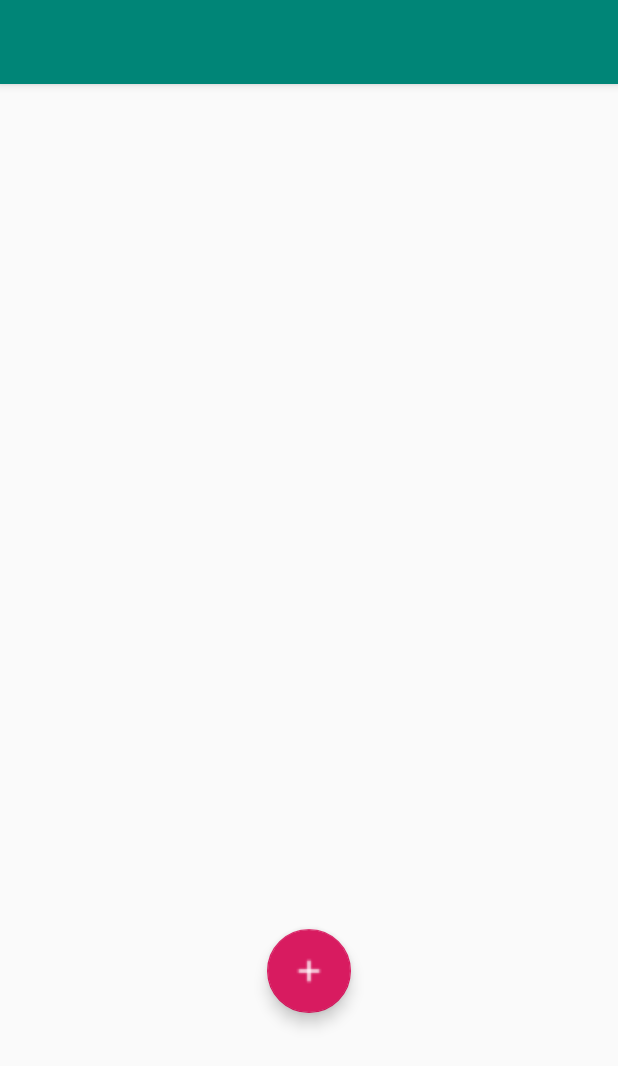
After one commit to jtartsi/voizy-android, an Android app: the fragment AudioRecordingFragment placed in its activity, on a phone screen of 412 x 824 dp. The commit adds this screen. Shown: the top 1066 px of the screen. Run offline under Robolectric (Android 15) with nearby library versions, the phone set to English and light mode, and no system bars.

Commit message:
AudioRecordingFragment

```diff
--- a/app/src/main/AndroidManifest.xml
+++ b/app/src/main/AndroidManifest.xml
@@ -1,6 +1,8 @@
 <?xml version="1.0" encoding="utf-8"?>
 <manifest xmlns:android="http://schemas.android.com/apk/res/android"
           package="com.voizee.android">
+
+    <uses-permission android:name="android.permission.RECORD_AUDIO" />
 
     <application
             android:allowBackup="true"
@@ -9,6 +11,7 @@
             android:roundIcon="@mipmap/ic_launcher_round"
             android:supportsRtl="true"
             android:theme="@style/AppTheme">
+
         <activity
                 android:name=".MainActivity"
                 android:label="@string/app_name"
--- a/app/src/main/java/com/voizee/android/MainActivity.kt
+++ b/app/src/main/java/com/voizee/android/MainActivity.kt
@@ -1,24 +1,23 @@
 package com.voizee.android
 
+import android.content.Context
 import android.os.Bundle
-import com.google.android.material.snackbar.Snackbar
-import androidx.appcompat.app.AppCompatActivity;
+import android.util.AttributeSet
 import android.view.Menu
 import android.view.MenuItem
+import android.view.View
+import androidx.fragment.app.FragmentActivity
+import com.voizee.android.ui.MainFragment
 
-import kotlinx.android.synthetic.main.activity_main.*
-
-class MainActivity : AppCompatActivity() {
+class MainActivity : FragmentActivity() {
 
     override fun onCreate(savedInstanceState: Bundle?) {
         super.onCreate(savedInstanceState)
         setContentView(R.layout.activity_main)
-        setSupportActionBar(toolbar)
 
-        fab.setOnClickListener { view ->
-            Snackbar.make(view, "Replace with your own action", Snackbar.LENGTH_LONG)
-                .setAction("Action", null).show()
-        }
+        supportFragmentManager.beginTransaction()
+            .add(R.id.fragment_container, MainFragment())
+            .commit()
     }
 
     override fun onCreateOptionsMenu(menu: Menu): Boolean {
@@ -36,4 +35,8 @@ class MainActivity : AppCompatActivity() {
             else -> super.onOptionsItemSelected(item)
         }
     }
+
+    override fun onCreateView(parent: View?, name: String?, context: Context?, attrs: AttributeSet?): View {
+        return super.onCreateView(parent, name, context, attrs)
+    }
 }
--- /dev/null
+++ b/app/src/main/java/com/voizee/android/ui/AudioRecordingFragment.kt
@@ -0,0 +1,78 @@
+package com.voizee.android.ui
+
+import android.Manifest
+import android.content.pm.PackageManager
+import android.os.Bundle
+import android.view.LayoutInflater
+import android.view.MotionEvent
+import android.view.View
+import android.view.ViewGroup
+import androidx.core.app.ActivityCompat
+import androidx.fragment.app.Fragment
+import androidx.fragment.app.FragmentManager
+import com.voizee.android.R
+import kotlinx.android.synthetic.main.audio_recording_fragment.*
+
+class AudioRecordingFragment: Fragment() {
+
+    companion object {
+        private const val REQUEST_RECORD_AUDIO_PERMISSION = 100
+        public val TAG = "AudioRecordingFragment"
+    }
+
+    override fun onCreate(savedInstanceState: Bundle?) {
+        super.onCreate(savedInstanceState)
+
+        ActivityCompat.requestPermissions(
+            activity!!,
+            arrayOf(Manifest.permission.RECORD_AUDIO),
+            REQUEST_RECORD_AUDIO_PERMISSION)
+    }
+
+    override fun onRequestPermissionsResult(requestCode: Int, permissions: Array<out String>, grantResults: IntArray) {
+        super.onRequestPermissionsResult(requestCode, permissions, grantResults)
+        if (requestCode == REQUEST_RECORD_AUDIO_PERMISSION &&
+            grantResults[0] != PackageManager.PERMISSION_GRANTED) {
+            fragmentManager!!.popBackStack(TAG, FragmentManager.POP_BACK_STACK_INCLUSIVE)
+        }
+    }
+
+    override fun onCreateView(inflater: LayoutInflater, container: ViewGroup?, savedInstanceState: Bundle?): View? {
+        return inflater.inflate(R.layout.audio_recording_fragment, container, false)
+    }
+
+    override fun onViewCreated(view: View, savedInstanceState: Bundle?) {
+        super.onViewCreated(view, savedInstanceState)
+        record_button.setOnTouchListener { view, event ->
+            when (event.action) {
+                MotionEvent.ACTION_BUTTON_PRESS -> {
+                    // Start recording
+                    true
+                }
+                MotionEvent.ACTION_BUTTON_RELEASE -> {
+                    // Stop recording
+                    true
+                }
+                else -> {
+                    false
+                }
+            }
+        }
+    }
+
+    override fun onStart() {
+        super.onStart()
+    }
+
+    override fun onStop() {
+        super.onStop()
+    }
+
+    private fun startRecording() {
+
+    }
+
+    private fun stopRecording() {
+
+    }
+}
--- /dev/null
+++ b/app/src/main/java/com/voizee/android/ui/MainFragment.kt
@@ -0,0 +1,33 @@
+package com.voizee.android.ui
+
+import android.os.Bundle
+import android.view.LayoutInflater
+import android.view.View
+import android.view.ViewGroup
+import androidx.fragment.app.Fragment
+import com.voizee.android.R
+import kotlinx.android.synthetic.main.main_fragment.*
+
+class MainFragment: Fragment() {
+
+
+    override fun onCreate(savedInstanceState: Bundle?) {
+        super.onCreate(savedInstanceState)
+    }
+
+    override fun onCreateView(inflater: LayoutInflater, container: ViewGroup?, savedInstanceState: Bundle?): View? {
+        return inflater.inflate(R.layout.main_fragment, container, false)
+    }
+
+    override fun onViewCreated(view: View, savedInstanceState: Bundle?) {
+        super.onViewCreated(view, savedInstanceState)
+
+        button_new.setOnClickListener {
+            fragmentManager!!.beginTransaction()
+                .replace(R.id.fragment_container, AudioRecordingFragment(), AudioRecordingFragment.TAG)
+                .addToBackStack(AudioRecordingFragment.TAG)
+                .commit()
+        }
+    }
+
+}
--- a/app/src/main/res/layout/activity_main.xml
+++ b/app/src/main/res/layout/activity_main.xml
@@ -21,14 +21,11 @@
 
     </com.google.android.material.appbar.AppBarLayout>
 
-    <include layout="@layout/content_main"/>
+    <FrameLayout
+            android:id="@+id/fragment_container"
+            android:layout_width="match_parent"
+            android:layout_height="match_parent"/>
 
-    <com.google.android.material.floatingactionbutton.FloatingActionButton
-            android:id="@+id/fab"
-            android:layout_width="wrap_content"
-            android:layout_height="wrap_content"
-            android:layout_gravity="bottom|end"
-            android:layout_margin="@dimen/fab_margin"
-            app:srcCompat="@drawable/baseline_add_white_18dp"/>
+
 
 </androidx.coordinatorlayout.widget.CoordinatorLayout>
--- /dev/null
+++ b/app/src/main/res/layout/audio_recording_fragment.xml
@@ -0,0 +1,26 @@
+<?xml version="1.0" encoding="utf-8"?>
+<androidx.constraintlayout.widget.ConstraintLayout
+        xmlns:android="http://schemas.android.com/apk/res/android"
+        xmlns:app="http://schemas.android.com/apk/res-auto"
+        android:orientation="vertical"
+        android:layout_width="match_parent"
+        android:layout_height="match_parent">
+
+    <com.google.android.material.floatingactionbutton.FloatingActionButton
+            android:id="@+id/record_button"
+            android:layout_width="wrap_content"
+            android:layout_height="wrap_content"
+            android:layout_gravity="bottom|end"
+            android:layout_margin="@dimen/fab_margin"
+            app:srcCompat="@drawable/baseline_add_white_18dp"
+            android:layout_marginBottom="8dp"
+            app:layout_constraintBottom_toBottomOf="parent"
+            android:layout_marginEnd="8dp"
+            app:layout_constraintEnd_toEndOf="parent"
+            android:layout_marginStart="8dp"
+            app:layout_constraintStart_toStartOf="parent"
+            android:layout_marginTop="8dp"
+            app:layout_constraintTop_toTopOf="parent"
+            app:layout_constraintVertical_bias="0.82"/>
+
+</androidx.constraintlayout.widget.ConstraintLayout>
```
Also changed, not shown: app/src/main/res/layout/content_main.xml (deleted, +0 -22 lines), app/src/main/res/layout/main_fragment.xml (added, +32 -0 lines).
